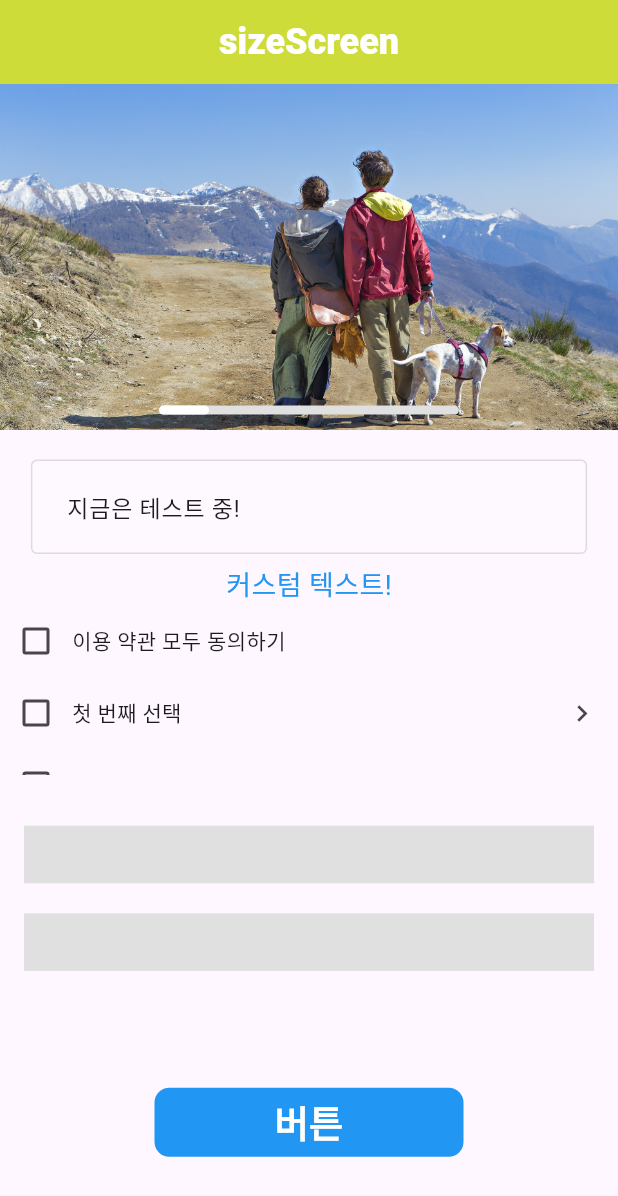
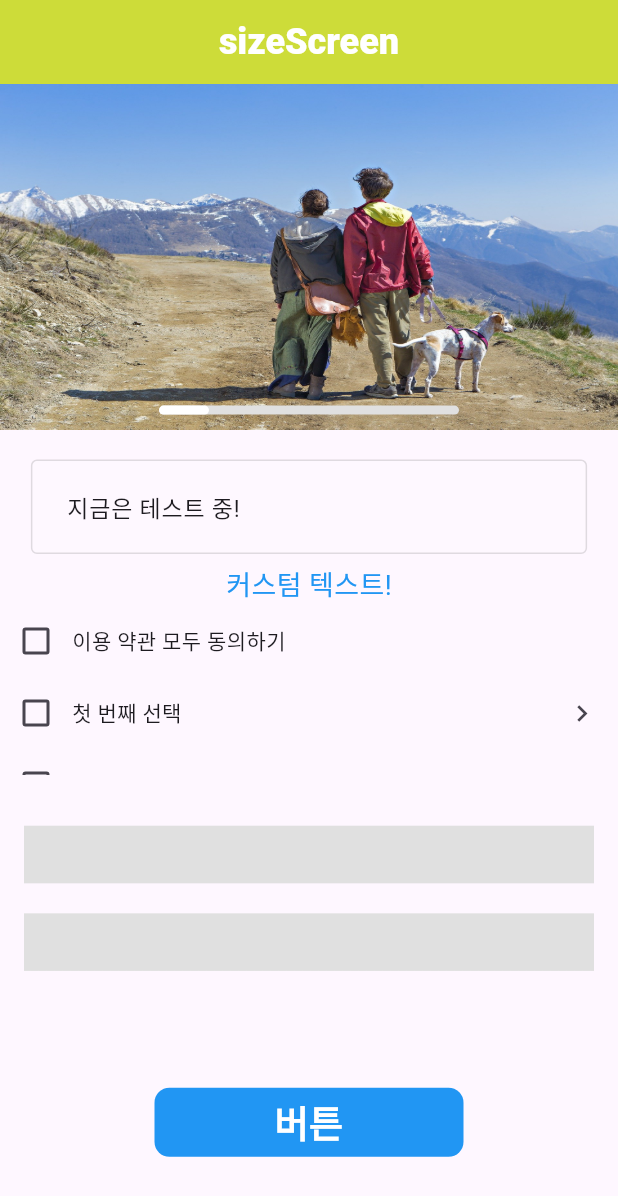
Before and after one commit to Kwontaebin/clean_up_code, a Flutter app: the screen it shows after launch, on a phone screen of 412 x 824 dp. Shown: the top 1196 px of the screen. Run offline on Flutter 3.47's test engine with Material 3 defaults, Android fonts, the phone set to English and light mode, and no system bars; drawn by our look-alikes of carousel_slider, shimmer; our stand-ins replace dio, fluttertoast.

Commit message:
이미지 위젯 수정
image 위젯 fit 속성 값을 fill로 해서 어느 기기에서든 이미지가 동일하게 보이도록 수정

```diff
--- a/lib/common/component/custom_image.dart
+++ b/lib/common/component/custom_image.dart
@@ -3,6 +3,6 @@ import 'package:flutter/material.dart';
 Widget customImage({required image}) {
   return Image.asset(
     image,
-    fit: BoxFit.cover,
+    fit: BoxFit.fill,
   );
 }
```
